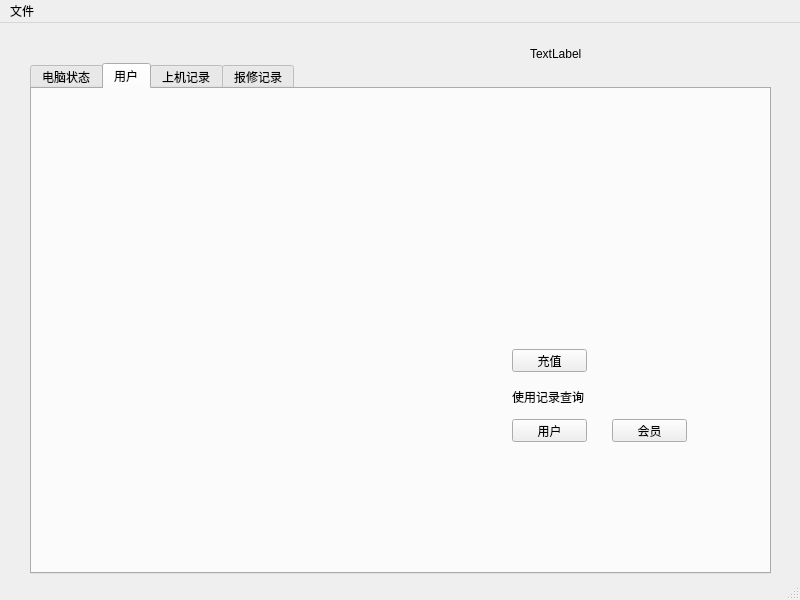
Old version of the form netbar/mysqlmanager.ui in the repository mysqlCar/netbarManager.
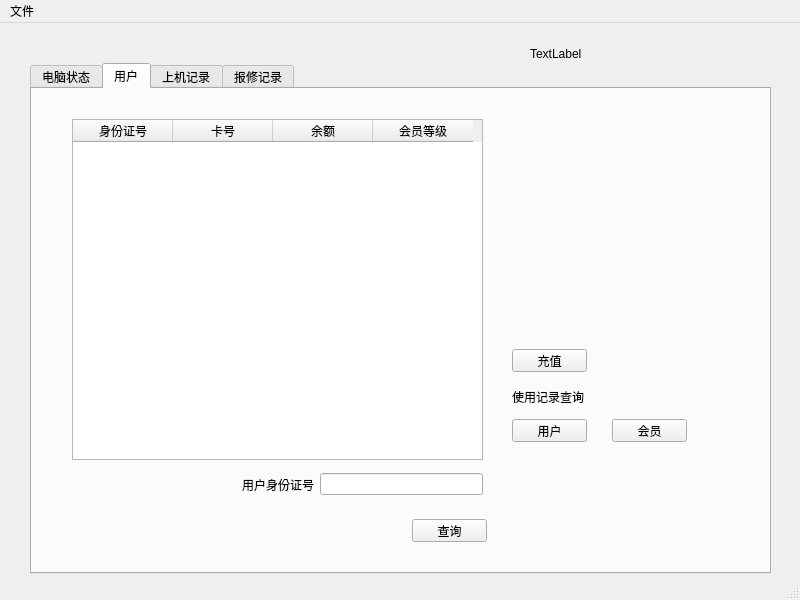
New version of the form. The open tabs and pages were chosen to show the change.

Commit message: add user query

Patch:
```diff
--- a/netbar/mysqlmanager.ui
+++ b/netbar/mysqlmanager.ui
@@ -298,6 +298,71 @@
        <string>会员</string>
       </property>
      </widget>
+     <widget class="QTableWidget" name="tableVIP">
+      <property name="geometry">
+       <rect>
+        <x>40</x>
+        <y>30</y>
+        <width>411</width>
+        <height>341</height>
+       </rect>
+      </property>
+      <column>
+       <property name="text">
+        <string>身份证号</string>
+       </property>
+      </column>
+      <column>
+       <property name="text">
+        <string>卡号</string>
+       </property>
+      </column>
+      <column>
+       <property name="text">
+        <string>余额</string>
+       </property>
+      </column>
+      <column>
+       <property name="text">
+        <string>会员等级</string>
+       </property>
+      </column>
+     </widget>
+     <widget class="QWidget" name="horizontalLayoutWidget_12">
+      <property name="geometry">
+       <rect>
+        <x>210</x>
+        <y>380</y>
+        <width>241</width>
+        <height>31</height>
+       </rect>
+      </property>
+      <layout class="QHBoxLayout" name="horizontalLayout_12">
+       <item>
+        <widget class="QLabel" name="label_7">
+         <property name="text">
+          <string>用户身份证号</string>
+         </property>
+        </widget>
+       </item>
+       <item>
+        <widget class="QLineEdit" name="id2Card"/>
+       </item>
+      </layout>
+     </widget>
+     <widget class="QPushButton" name="qCard">
+      <property name="geometry">
+       <rect>
+        <x>380</x>
+        <y>430</y>
+        <width>75</width>
+        <height>23</height>
+       </rect>
+      </property>
+      <property name="text">
+       <string>查询</string>
+      </property>
+     </widget>
     </widget>
     <widget class="QWidget" name="useRecord">
      <attribute name="title">
```
Left out of the diff: 2 changed lines with no effect on the pictures. The commit also changes 2 other files.
